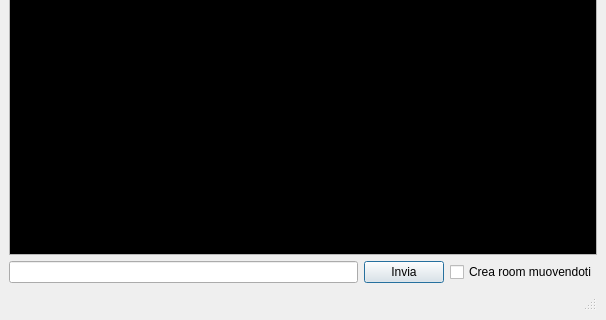
Above: guitester.ui from temporasanguinis/TSKreator before the change; both pictures show x 0 to 606 and y 171 to 491 of the 606 by 491 pixel window. Below: the same form after it.
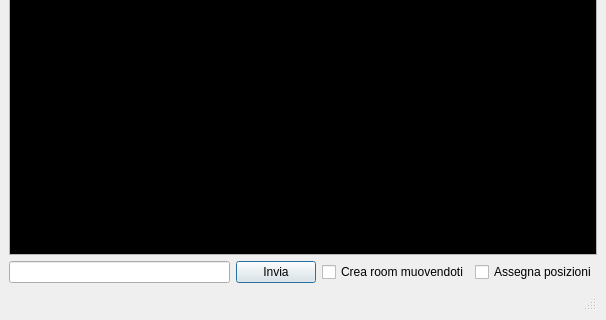
That is the form after the change.

What changed in the file:
```diff
--- a/guitester.ui
+++ b/guitester.ui
@@ -201,6 +201,19 @@
        </property>
       </widget>
      </item>
+     <item>
+      <widget class="QCheckBox" name="chkAssegnaPosizioni">
+       <property name="toolTip">
+        <string>Muovendoti verso una uscita assegnera' le coordinate della room di destinazione a seconda di quelle della room corrente (Se indeterminato solo se la dest ha le coordinate vuote)</string>
+       </property>
+       <property name="text">
+        <string>Assegna posizioni</string>
+       </property>
+       <property name="tristate">
+        <bool>true</bool>
+       </property>
+      </widget>
+     </item>
     </layout>
    </item>
    <item>
```
